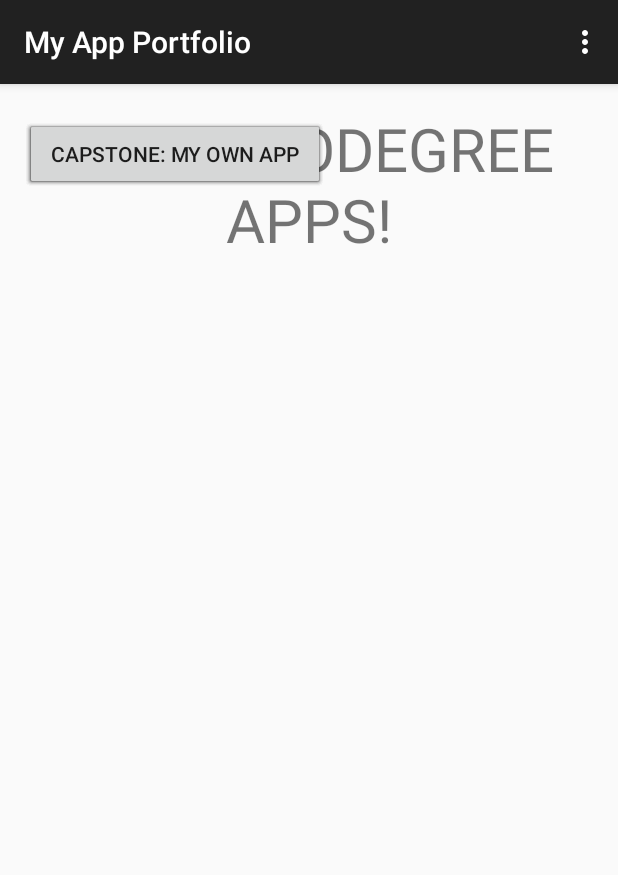
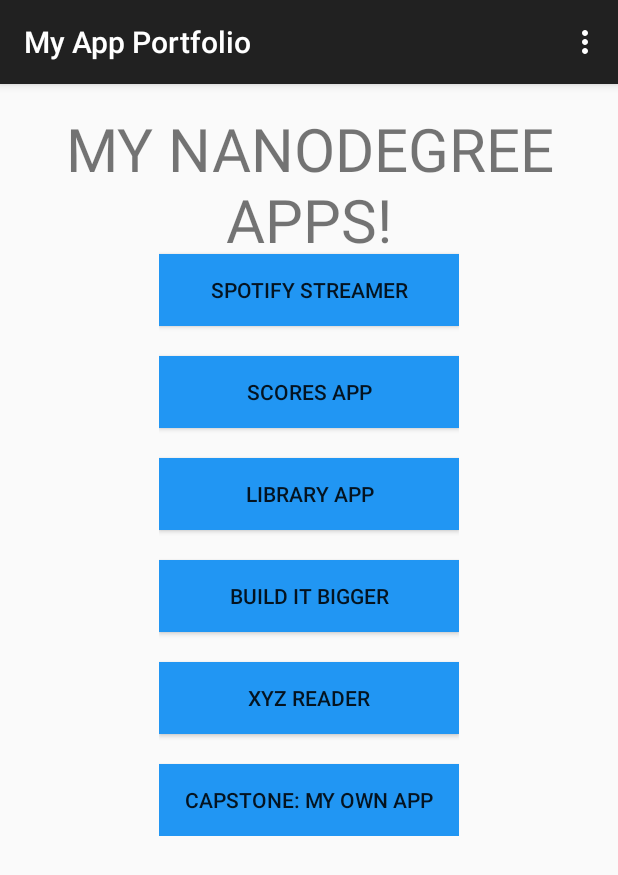
Before and after one commit to pedrogrijalva/Android-Nanodegree, an Android app: the screen it shows after launch (MainActivity), on a phone screen of 412 x 824 dp. Shown: the top 875 px of the screen. Run offline under Robolectric (Android 15) with nearby library versions, the phone set to English and light mode, and no system bars.

Commit message:
Button format
Added button's color method and rebuild layout structure.

```diff
--- a/Project 0/MyAppPortfolio/app/src/main/java/ec/devworks/android/myappportfolio/MainActivity.java
+++ b/Project 0/MyAppPortfolio/app/src/main/java/ec/devworks/android/myappportfolio/MainActivity.java
@@ -15,6 +15,8 @@ import android.widget.Toast;
 
 import java.util.ArrayList;
 import java.util.List;
+
+import ec.devworks.android.myappportfolio.ec.devworks.android.myappportfolio.util.CrazyColor;
 
 
 public class MainActivity extends ActionBarActivity {
@@ -38,11 +40,9 @@ public class MainActivity extends ActionBarActivity {
         lista.add(boton5);
         lista.add(boton6);
 
-        RelativeLayout.LayoutParams l =new RelativeLayout.LayoutParams(RelativeLayout.LayoutParams.WRAP_CONTENT,RelativeLayout.LayoutParams.WRAP_CONTENT);
-        l.setMargins(1,10,1,1);
         for(Button b: lista){
+                b.setBackgroundColor(Color.parseColor(CrazyColor.color()));
             final Button bf = b;
-            b.setLayoutParams(l);
             b.setOnClickListener(new View.OnClickListener() {
                 @Override
                 public void onClick(View v) {
--- /dev/null
+++ b/Project 0/MyAppPortfolio/app/src/main/java/ec/devworks/android/myappportfolio/ec/devworks/android/myappportfolio/util/CrazyColor.java
@@ -0,0 +1,29 @@
+package ec.devworks.android.myappportfolio.ec.devworks.android.myappportfolio.util;
+
+import java.util.ArrayList;
+import java.util.List;
+import java.util.Random;
+
+/**
+ * Created by pedro on 02/06/2015.
+ */
+public class CrazyColor {
+
+    public static String color(){
+        Random r = new Random();
+        int indColor = r.nextInt(9);
+        List<String> listaColores = new ArrayList<>();
+        listaColores.add("#FF5722");
+        listaColores.add("#FFC107");
+        listaColores.add("#CDDC39");
+        listaColores.add("#4CAF50");
+        listaColores.add("#009688");
+        listaColores.add("#03A9F4");
+        listaColores.add("#673AB7");
+        listaColores.add("#2196F3");
+        listaColores.add("#9C27B0");
+        String color = listaColores.get(indColor);
+        return color;
+    }
+
+}
--- a/Project 0/MyAppPortfolio/app/src/main/res/layout-v14/activity_main.xml
+++ b/Project 0/MyAppPortfolio/app/src/main/res/layout-v14/activity_main.xml
@@ -5,17 +5,29 @@
     android:paddingTop="@dimen/activity_vertical_margin"
     android:paddingBottom="@dimen/activity_vertical_margin" tools:context=".MainActivity">
 
+    <LinearLayout
+        android:orientation="vertical"
+        android:layout_width="wrap_content"
+        android:layout_height="wrap_content"
+        android:layout_above="@+id/button"
+        android:layout_alignLeft="@+id/button"
+        android:layout_alignStart="@+id/button"
+        android:layout_centerHorizontal="true">
+
         <TextView android:text="@string/my_app" android:layout_width="fill_parent"
             android:layout_height="wrap_content"
             android:gravity="center"
             android:textSize="60px"
             android:id="@+id/textView" />
+    </LinearLayout>
+
     <LinearLayout
-        android:layout_width="fill_parent"
+        android:orientation="vertical"
+        android:layout_width="wrap_content"
         android:layout_height="wrap_content"
-        android:gravity="center_horizontal">
-
-    </LinearLayout>
+        android:gravity="center"
+        android:layout_centerHorizontal="true"
+        android:layout_marginTop="50dp">
 
         <Button
             android:layout_width="wrap_content"
@@ -32,6 +44,7 @@
             android:layout_height="wrap_content"
             android:text="@string/proj2"
             android:width="200dp"
+            android:layout_marginTop="20dp"
             android:id="@+id/button2"
             android:layout_below="@+id/button"
             android:layout_centerHorizontal="true" />
@@ -41,6 +54,7 @@
             android:layout_height="wrap_content"
             android:text="@string/proj3"
             android:width="200dp"
+            android:layout_marginTop="20dp"
             android:id="@+id/button3"
             android:layout_below="@+id/button2"
             android:layout_centerHorizontal="true" />
@@ -50,6 +64,7 @@
             android:layout_height="wrap_content"
             android:text="@string/proj4"
             android:width="200dp"
+            android:layout_marginTop="20dp"
             android:id="@+id/button4"
             android:layout_below="@+id/button3"
             android:layout_alignLeft="@+id/button3"
@@ -60,6 +75,7 @@
             android:layout_height="wrap_content"
             android:text="@string/proj5"
             android:width="200dp"
+            android:layout_marginTop="20dp"
             android:id="@+id/button5"
             android:layout_below="@+id/button4"
             android:layout_alignLeft="@+id/button4"
@@ -69,10 +85,12 @@
             android:layout_width="wrap_content"
             android:layout_height="wrap_content"
             android:text="@string/proj6"
+            android:id="@+id/button6"
             android:width="200dp"
-        android:id="@+id/button6"
+            android:layout_marginTop="20dp"
             android:layout_below="@+id/button5"
             android:layout_alignLeft="@+id/button5"
             android:layout_alignStart="@+id/button5" />
+    </LinearLayout>
 
 </RelativeLayout>
--- a/Project 0/MyAppPortfolio/app/src/main/res/layout/activity_main.xml
+++ b/Project 0/MyAppPortfolio/app/src/main/res/layout/activity_main.xml
@@ -5,11 +5,29 @@
     android:paddingTop="@dimen/activity_vertical_margin"
     android:paddingBottom="@dimen/activity_vertical_margin" tools:context=".MainActivity">
 
+    <LinearLayout
+        android:orientation="vertical"
+        android:layout_width="wrap_content"
+        android:layout_height="wrap_content"
+        android:layout_above="@+id/button"
+        android:layout_alignLeft="@+id/button"
+        android:layout_alignStart="@+id/button"
+        android:layout_centerHorizontal="true">
+
         <TextView android:text="@string/my_app" android:layout_width="fill_parent"
             android:layout_height="wrap_content"
             android:gravity="center"
             android:textSize="60px"
             android:id="@+id/textView" />
+    </LinearLayout>
+
+    <LinearLayout
+        android:orientation="vertical"
+        android:layout_width="wrap_content"
+        android:layout_height="wrap_content"
+        android:gravity="center"
+        android:layout_centerHorizontal="true"
+        android:layout_marginTop="50dp">
 
         <Button
             android:layout_width="wrap_content"
@@ -26,6 +44,7 @@
             android:layout_height="wrap_content"
             android:text="@string/proj2"
             android:width="200dp"
+            android:layout_marginTop="20dp"
             android:id="@+id/button2"
             android:layout_below="@+id/button"
             android:layout_centerHorizontal="true" />
@@ -35,6 +54,7 @@
             android:layout_height="wrap_content"
             android:text="@string/proj3"
             android:width="200dp"
+            android:layout_marginTop="20dp"
             android:id="@+id/button3"
             android:layout_below="@+id/button2"
             android:layout_centerHorizontal="true" />
@@ -44,6 +64,7 @@
             android:layout_height="wrap_content"
             android:text="@string/proj4"
             android:width="200dp"
+            android:layout_marginTop="20dp"
             android:id="@+id/button4"
             android:layout_below="@+id/button3"
             android:layout_alignLeft="@+id/button3"
@@ -54,6 +75,7 @@
             android:layout_height="wrap_content"
             android:text="@string/proj5"
             android:width="200dp"
+            android:layout_marginTop="20dp"
             android:id="@+id/button5"
             android:layout_below="@+id/button4"
             android:layout_alignLeft="@+id/button4"
@@ -65,8 +87,10 @@
             android:text="@string/proj6"
             android:id="@+id/button6"
             android:width="200dp"
+            android:layout_marginTop="20dp"
             android:layout_below="@+id/button5"
             android:layout_alignLeft="@+id/button5"
             android:layout_alignStart="@+id/button5" />
+    </LinearLayout>
 
 </RelativeLayout>
```
Lines whose indentation alone changed are shown as unchanged.
